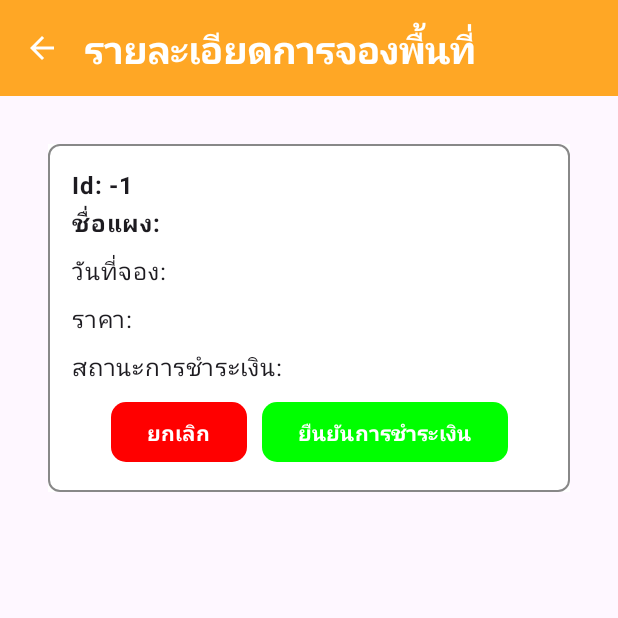
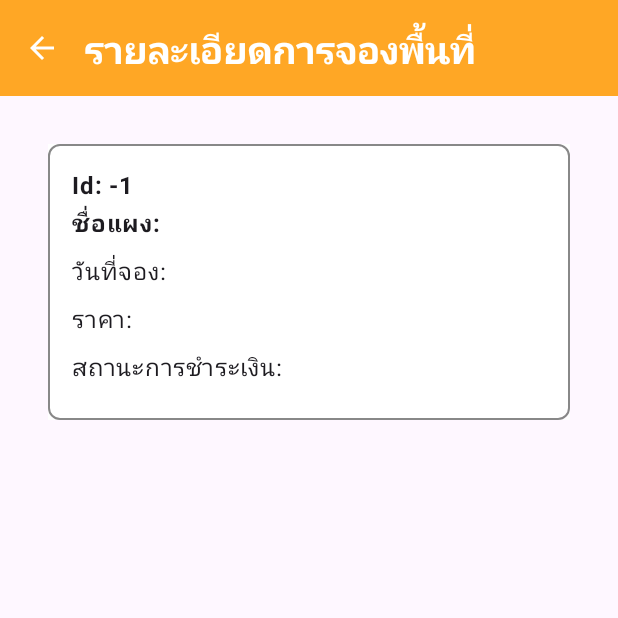
Before and after one commit to pondforwork/market_frontend, an Android app built with Jetpack Compose: the HistoryDetailActivity screen opened directly, with no data from a screen before it, on a phone screen of 412 x 824 dp, the top half of it. Run offline under Robolectric (Android 15) with nearby library versions, the phone set to English and light mode, and no system bars.

Commit message:
จัดการแสดงปุ่มเรียบร้อย เหลือยืนยันการชำระเงิน

```diff
--- a/app/src/main/java/com/example/marketbooking/view/history/HistoryDetailActivity.kt
+++ b/app/src/main/java/com/example/marketbooking/view/history/HistoryDetailActivity.kt
@@ -156,6 +156,7 @@ class HistoryDetailActivity : ComponentActivity() {
                                     style = MaterialTheme.typography.bodyLarge
                                 )
                                 Spacer(modifier = Modifier.height(8.dp))
+                                if (bookingDetail.value.status == "pending") {
                                     Row(
                                         modifier = Modifier.fillMaxWidth(),
                                         horizontalArrangement = Arrangement.Center
@@ -186,6 +187,7 @@ class HistoryDetailActivity : ComponentActivity() {
                                                 text = "ยืนยันการชำระเงิน",
                                                 fontWeight = FontWeight.Bold
                                             )
+                                        }
                                     }
                                 }
                             }
```
Lines whose indentation alone changed are shown as unchanged.
